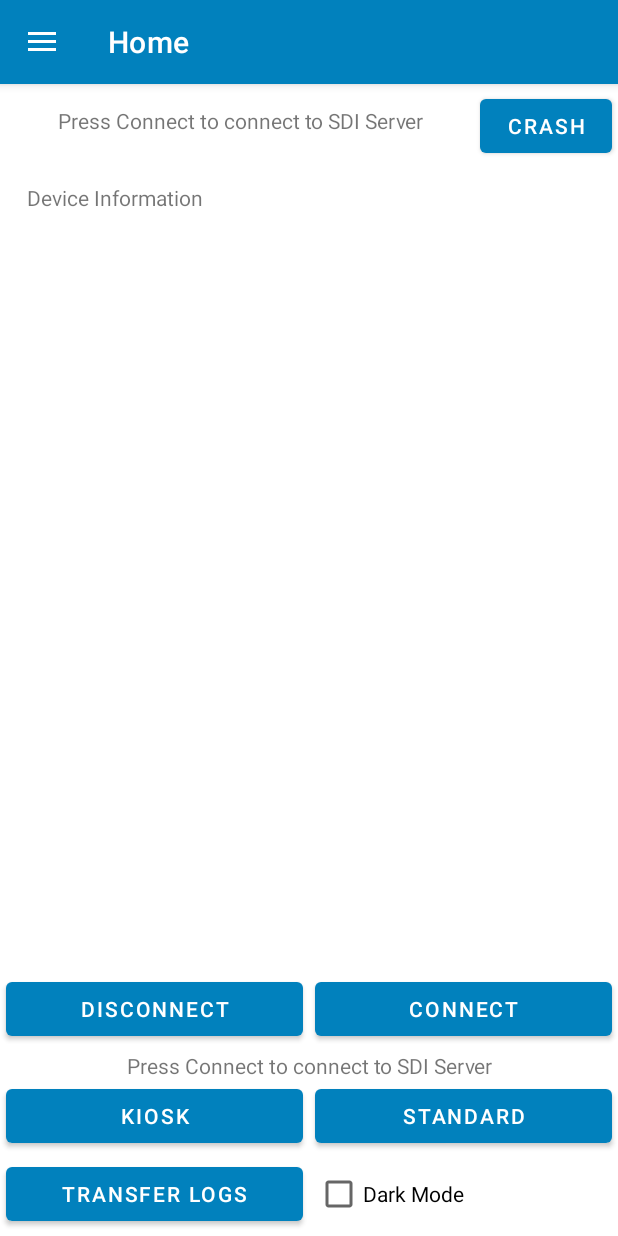
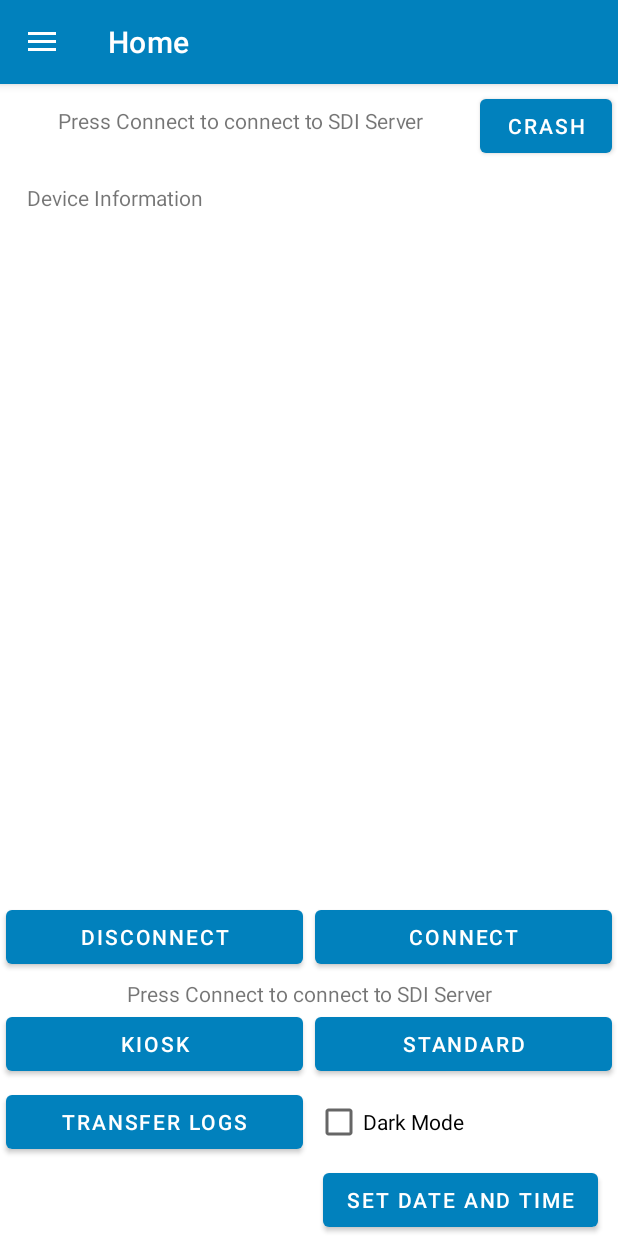
Before and after one commit to egidijusk/psdk-android-sdi-reference-app, an Android app: the screen it shows after launch (MainActivity), on a phone screen of 412 x 824 dp. Run offline under Robolectric (Android 15) with nearby library versions, the phone set to English and light mode, and no system bars; our stand-ins replace navigation-ui; libraries missing offline, so code that uses them is left out: com.verifone.payment_sdk, com.verifone.persistentloggerlibrary; 1 statement that could not run was skipped.

Commit message:
Included setting date time in home screen

```diff
--- a/app/src/main/AndroidManifest.xml
+++ b/app/src/main/AndroidManifest.xml
@@ -15,6 +15,9 @@
     <uses-permission android:name="android.permission.FOREGROUND_SERVICE" />
     <uses-permission android:name="android.permission.START_ACTIVITIES_FROM_BACKGROUND"
         tools:ignore="ProtectedPermissions" />
+
+    <uses-permission android:name="android.permission.SET_TIME" />
+    <uses-permission android:name="android.permission.SET_TIME_ZONE" />
 
     <!-- add tools:replace="android:allowBackup" for linking PSDK SDI -->
     <application
--- a/app/src/main/res/layout/fragment_home.xml
+++ b/app/src/main/res/layout/fragment_home.xml
@@ -105,7 +105,7 @@
         android:layout_height="wrap_content"
         android:layout_margin="@dimen/margin"
         android:text="@string/logs"
-        app:layout_constraintBottom_toBottomOf="parent"
+        app:layout_constraintBottom_toTopOf="@+id/btnSetDateTime"
         app:layout_constraintEnd_toStartOf="@+id/btn_dark_mode"
         app:layout_constraintStart_toStartOf="parent" />
 
@@ -115,8 +115,17 @@
         android:layout_height="wrap_content"
         android:layout_margin="@dimen/margin"
         android:text="@string/dark_mode"
-        app:layout_constraintBottom_toBottomOf="parent"
+        app:layout_constraintBottom_toTopOf="@+id/btnSetDateTime"
         app:layout_constraintEnd_toEndOf="parent"
         app:layout_constraintStart_toEndOf="@+id/btn_logs" />
 
+    <Button
+        android:id="@+id/btnSetDateTime"
+        android:layout_width="wrap_content"
+        android:layout_height="wrap_content"
+        android:text="Set Date and Time"
+        app:layout_constraintBottom_toBottomOf="parent"
+        app:layout_constraintEnd_toEndOf="parent"
+        app:layout_constraintStart_toEndOf="@+id/btn_logs"/>
+
 </androidx.constraintlayout.widget.ConstraintLayout>
```
Also changed, not shown: app/src/main/java/com/priv/verifone/psdk/sdiapplication/ui/home/HomeFragment.kt (+26 -4 lines), app/src/main/java/com/priv/verifone/psdk/sdiapplication/ui/utils/DateTimePickerUtil.kt (added, +28 -0 lines), app/src/main/java/com/priv/verifone/psdk/sdiapplication/ui/utils/DateTimeUtil.kt (added, +22 -0 lines).
